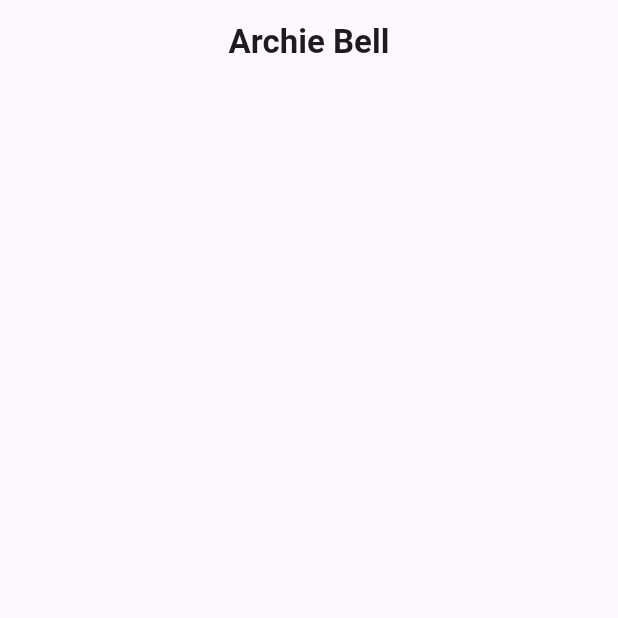
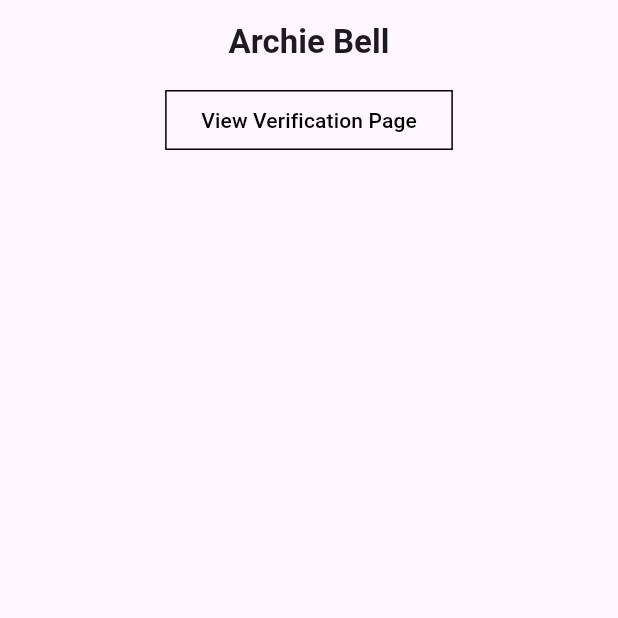
Before and after one commit to Archie-Bell/app, a Flutter app: the screen it shows after launch, on a phone screen of 412 x 824 dp, the top half of it. Run offline on Flutter 3.47's test engine with Material 3 defaults, Android fonts, the phone set to English and light mode, and no system bars; our stand-ins replace cloud_firestore, firebase_core, firebase_messaging, flutter_dotenv; missing offline and left inert: mongo_dart, workmanager; accounts and stored records are empty; statements that could not run were skipped.

Commit message:
Add button logic to home page for debugging verification page

```diff
--- a/lib/api/firebase_api.dart
+++ b/lib/api/firebase_api.dart
@@ -34,7 +34,7 @@ class FirebaseApi {
     Future.delayed(const Duration(milliseconds: 500), () {
       if (navigatorKey.currentState != null) {
         // Navigate to the HomePage with the 'id' argument
-        navigatorKey.currentState?.pushNamed('/home');
+        navigatorKey.currentState?.pushNamed('/home_page');
       }
     });
   }
--- a/lib/main.dart
+++ b/lib/main.dart
@@ -3,6 +3,7 @@ import 'package:app/api/mongo_db.dart';
 import 'package:app/firebase_options.dart';
 import 'package:app/pages/home_page.dart';
 import 'package:app/pages/notification_page.dart';
+import 'package:app/pages/verification_page.dart';
 import 'package:firebase_core/firebase_core.dart';
 import 'package:flutter/material.dart';
 import 'package:workmanager/workmanager.dart';
@@ -69,8 +70,9 @@ class ArchieBellApp extends StatelessWidget {
       debugShowCheckedModeBanner: false,
       navigatorKey: navigatorKey,
       routes: {
-        '/home': (context) => const HomePage(),
+        '/home_page': (context) => const HomePage(),
         '/api/notification': (context) => const NotificationPage(),
+        '/verification_page': (context) => const VerificationPage(),
       },
     );
   }
--- a/lib/pages/home_page.dart
+++ b/lib/pages/home_page.dart
@@ -4,6 +4,7 @@ import 'package:app/api/mongo_db.dart';
 import 'package:app/models/missing_person_model.dart';
 import 'package:app/pages/notification_page.dart';
 import 'package:flutter/material.dart';
+import 'package:app/main.dart';
 
 class HomePage extends StatefulWidget {
   final String? notificationId;
@@ -25,7 +26,8 @@ class _HomePageState extends State<HomePage> {
     notificationId = widget.notificationId;
     _dataFuture = MongoDB.getData();
 
-    _timer = Timer.periodic(const Duration(seconds: 5), (timer) {
+    // Make duration for 60 instead of 5 for debugging purposes
+    _timer = Timer.periodic(const Duration(seconds: 60), (timer) {
       setState(() {
         _dataFuture = MongoDB.getData();
       });
@@ -46,6 +48,22 @@ class _HomePageState extends State<HomePage> {
         title: const Text("Archie Bell", style: TextStyle(fontWeight: FontWeight.bold)),
       ),
       body: SafeArea(
+        child: Column(
+          mainAxisAlignment: MainAxisAlignment.center, // Centers the column's content vertically
+          children: [
+            OutlinedButton(
+              onPressed: () {
+                navigatorKey.currentState?.pushNamed('/verification_page');
+              },
+              style: OutlinedButton.styleFrom(
+                side: const BorderSide(color: Colors.black),
+                shape: RoundedRectangleBorder(
+                  borderRadius: BorderRadius.circular(0),
+                ),
+              ),
+              child: const Text("View Verification Page", style: TextStyle(color: Colors.black)),
+            ),
+            Expanded(  // Ensures the FutureBuilder takes the remaining space
               child: FutureBuilder(
                 future: _dataFuture,
                 builder: (context, AsyncSnapshot snapshot) {
@@ -53,7 +71,6 @@ class _HomePageState extends State<HomePage> {
                     return const Center(child: CircularProgressIndicator());
                   } else if (snapshot.hasData) {
                     var totalData = snapshot.data.length;
-              // print("Total Data: $totalData");
 
                     // Filter the data if notificationId is provided
                     List filteredData = snapshot.data;
@@ -78,6 +95,9 @@ class _HomePageState extends State<HomePage> {
                 },
               ),
             ),
+          ],
+        ),
+      )
     );
   }
 
--- a/lib/pages/verification_page.dart
+++ b/lib/pages/verification_page.dart
@@ -1,6 +1,7 @@
 import 'package:flutter/gestures.dart';
 import 'package:flutter/material.dart';
 import 'package:flutter/services.dart';
+import 'package:app/main.dart';
 
 class VerificationPage extends StatelessWidget {
   const VerificationPage({super.key});
@@ -84,7 +85,10 @@ class VerificationPage extends StatelessWidget {
 
             // "Go Back" button
             OutlinedButton(
-              onPressed: () {},
+              onPressed: () {
+                // Temporarily route the button to the Home Page
+                navigatorKey.currentState?.pushNamed('/home_page');
+              },
               style: OutlinedButton.styleFrom(
                 minimumSize: const Size(150, 50),
                 side: const BorderSide(color: Colors.black),
```
Lines whose indentation alone changed are shown as unchanged.
